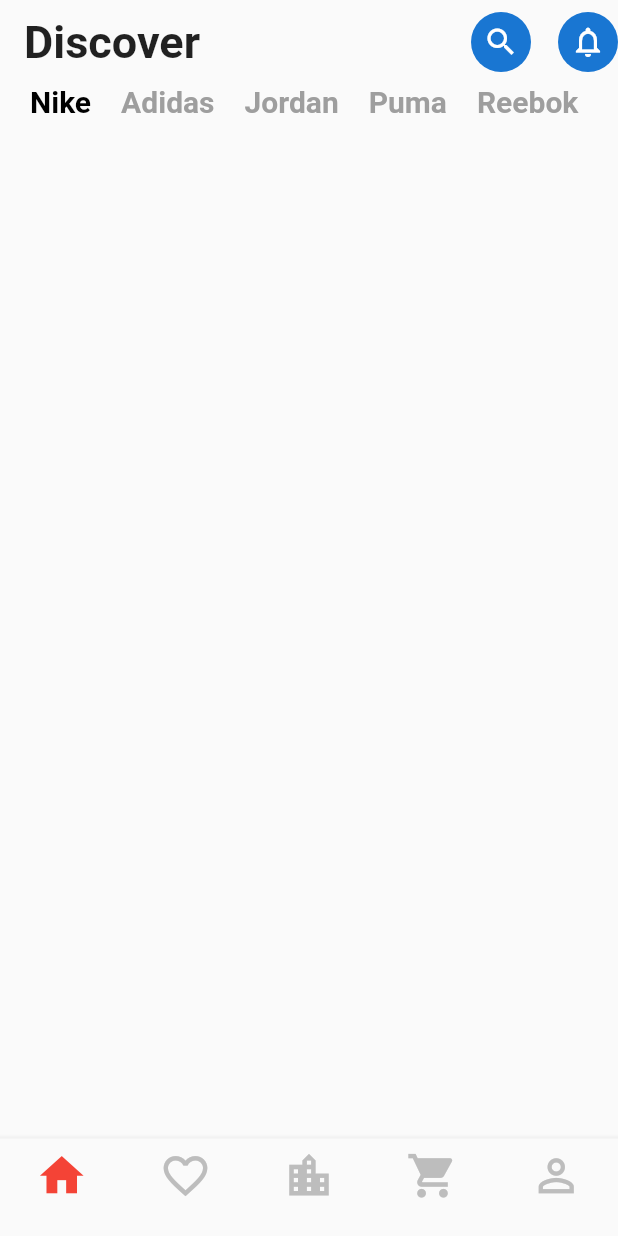
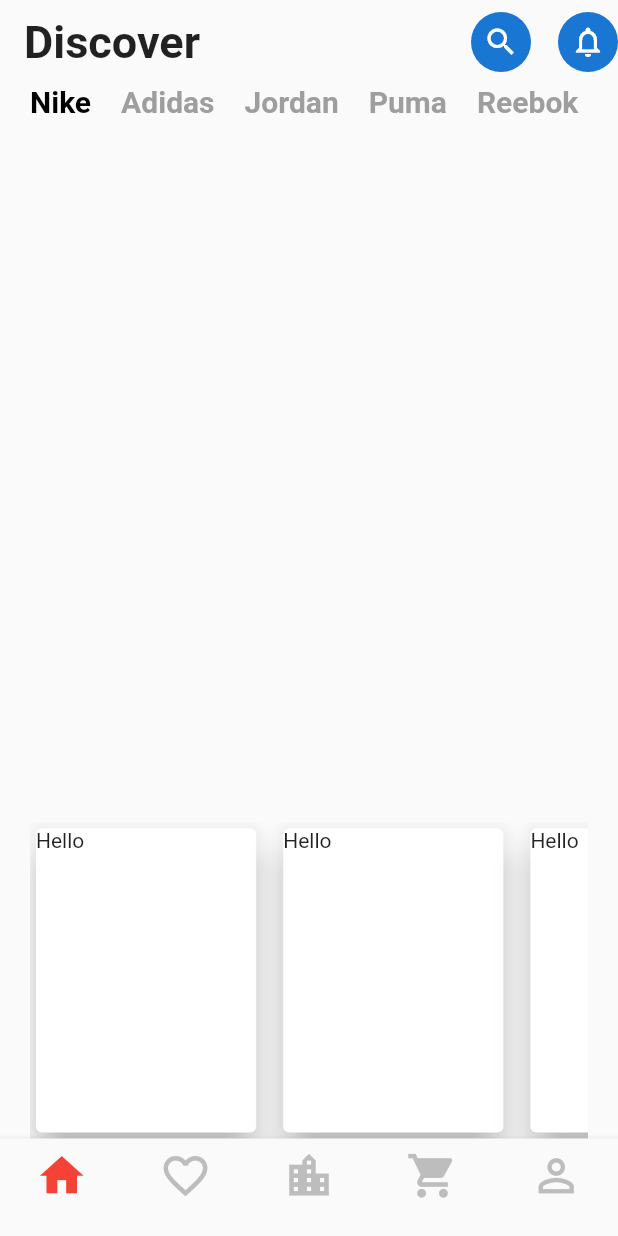
Before and after one commit to bringbackthedog/shoe_store_app, a Flutter app: the screen it shows after launch, on a phone screen of 412 x 824 dp. Run offline on Flutter 3.47's test engine with Material 2 defaults, Android fonts, the phone set to English and light mode, and no system bars; our stand-ins replace google_fonts.

Commit message:
wip column body

```diff
--- a/lib/main.dart
+++ b/lib/main.dart
@@ -10,6 +10,43 @@ const brands = [
   'Timberland',
   'Vans',
   'Converse'
+];
+
+class Shoe {
+  final String name;
+  final String image;
+  final double price;
+  final Color color;
+
+  const Shoe({
+    this.name,
+    this.image,
+    this.price,
+    this.color,
+  });
+}
+
+const shoes = [
+  const Shoe(
+      name: 'NIKE EPICT-REACT',
+      price: 130.00,
+      image: 'images/shoes/1.png',
+      color: Color(0xFF5574b9)),
+  const Shoe(
+      name: 'NIKE AIR-MAX',
+      price: 130.00,
+      image: 'images/shoes/2.png',
+      color: Color(0xFF52b8c3)),
+  const Shoe(
+      name: 'NIKE AIR-270',
+      price: 150.00,
+      image: 'images/shoes/3.png',
+      color: Color(0xFFE3AD9B)),
+  const Shoe(
+      name: 'NIKE EPICT-REACTII',
+      price: 160.00,
+      image: 'images/shoes/4.png',
+      color: Color(0xFF444547)),
 ];
 
 void main() {
@@ -113,6 +150,25 @@ class ColumnBody extends StatelessWidget {
               ),
               SizedBox(
                 height: size.maxHeight * 0.3,
+                child: ListView.builder(
+                  scrollDirection: Axis.horizontal,
+                  itemCount: shoes.length,
+                  itemBuilder: (context, index) {
+                    return SizedBox(
+                      width: size.maxWidth * 0.4,
+                      child: Padding(
+                        padding: const EdgeInsets.only(right: 10),
+                        child: Card(
+                          elevation: 10,
+                          // child: Image.asset(shoes[index].image),
+                          child: Stack(
+                            children: [Text("Hello")],
+                          ),
+                        ),
+                      ),
+                    );
+                  },
+                ),
               ),
             ],
           ),
--- a/pubspec.yaml
+++ b/pubspec.yaml
@@ -46,8 +46,8 @@ flutter:
   uses-material-design: true
 
   # To add assets to your application, add an assets section, like this:
-  # assets:
-  #   - images/a_dot_burr.jpeg
+  assets:
+    - images/shoes/
   #   - images/a_dot_ham.jpeg
 
   # An image asset can refer to one or more resolution-specific "variants", see
```
